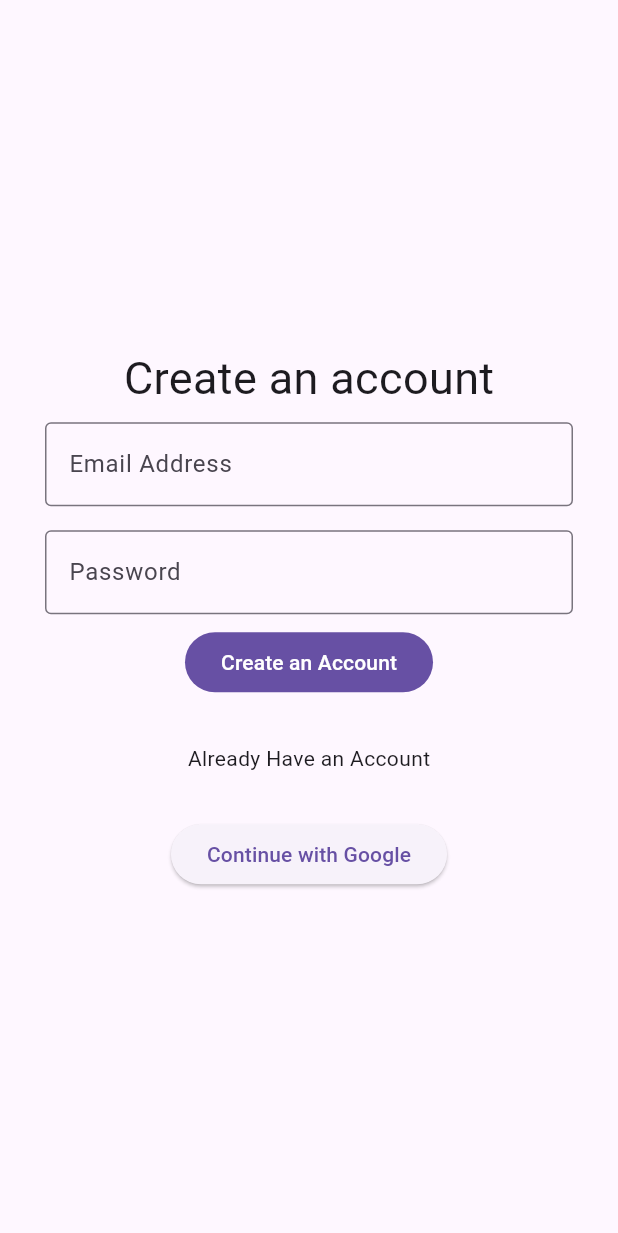
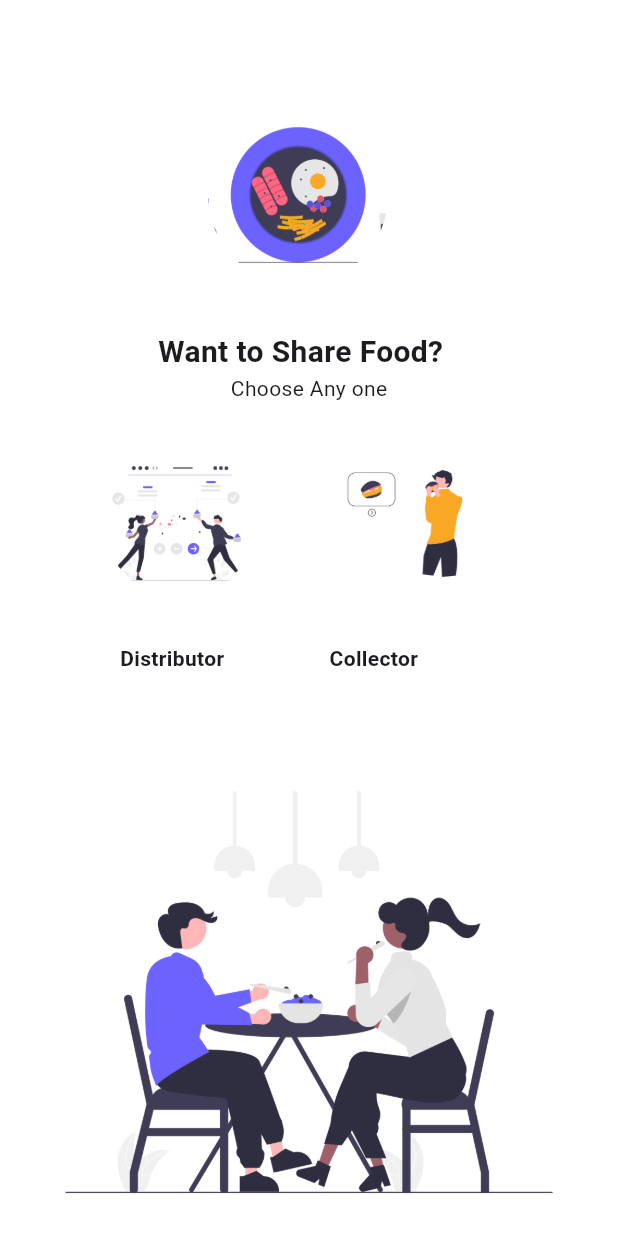
Before and after one commit to dscmsit/Hunger-Free-App, a Flutter app: the screen it shows after launch, on a phone screen of 412 x 824 dp. Shown: the top 1233 px of the screen. Run offline on Flutter 3.47's test engine with Material 2 defaults, Android fonts, the phone set to English and light mode, and no system bars; our stand-ins replace cloud_firestore, firebase_auth, firebase_core, google_sign_in, lottie; accounts and stored records are empty; Roboto replaces fonts that are missing (Poppins).

Commit message:
collector and distributor screen added

```diff
--- a/lib/main.dart
+++ b/lib/main.dart
@@ -1,6 +1,7 @@
 import 'package:firebase_auth/firebase_auth.dart';
 import 'package:firebase_core/firebase_core.dart';
 import 'package:flutter/material.dart';
+import 'package:no_hunger/screen/collector_distributor_screen.dart';
 import 'package:no_hunger/screen/onBoardingScreen.dart';
 import 'package:no_hunger/utills/route_builder.dart';
 import 'package:no_hunger/utills/route_names.dart';
@@ -25,7 +26,8 @@ class MyApp extends StatelessWidget {
     return MaterialApp(
       theme: ThemeData(useMaterial3: true),
       debugShowCheckedModeBanner: false,
-      initialRoute: RouteNames.signUpScreen,
+
+      initialRoute: RouteNames.collectorDistributorScreen,
       onGenerateRoute: RoutesBuilder.generateRoute,
     );
   }
--- /dev/null
+++ b/lib/screen/collector_distributor_screen.dart
@@ -0,0 +1,150 @@
+import 'package:flutter/material.dart';
+
+class CollectorDistributor extends StatefulWidget {
+  const CollectorDistributor({Key? key}) : super(key: key);
+
+  @override
+  State<CollectorDistributor> createState() => _CollectorDistributorState();
+}
+
+class _CollectorDistributorState extends State<CollectorDistributor> {
+  @override
+  Widget build(BuildContext context) {
+    return Scaffold(
+      backgroundColor: Colors.white,
+      body: SafeArea(
+        child: GestureDetector(
+          child: Column(
+            mainAxisSize: MainAxisSize.max,
+            children: [
+              Align(
+                alignment: AlignmentDirectional(-0.05, -0.1),
+                child: Padding(
+                  padding: EdgeInsetsDirectional.fromSTEB(0, 70, 0, 0),
+                  child: Container(
+                    width: 120,
+                    height: 120,
+                    clipBehavior: Clip.antiAlias,
+                    decoration: BoxDecoration(
+                      shape: BoxShape.circle,
+                    ),
+                    child: Image.asset(
+                      'assets/images/screen4.png',
+                      fit: BoxFit.cover,
+                    ),
+                  ),
+                ),
+              ),
+              Align(
+                alignment: AlignmentDirectional(-0.05, 0),
+                child: Padding(
+                  padding: EdgeInsetsDirectional.fromSTEB(0, 30, 0, 0),
+                  child: Text(
+                    'Want to Share Food?',
+                    style: TextStyle(
+                      fontFamily: 'Poppins',
+                      fontSize: 20,
+                      fontWeight: FontWeight.bold,
+                    ),
+                  ),
+                ),
+              ),
+              Text(
+                'Choose Any one',
+
+              ),
+              Padding(
+                padding: EdgeInsetsDirectional.fromSTEB(0, 0, 0, 30),
+                child: Row(
+                  mainAxisSize: MainAxisSize.max,
+                  children: [
+                    Align(
+                      alignment: AlignmentDirectional(0.05, 0.05),
+                      child: Padding(
+                        padding: EdgeInsetsDirectional.fromSTEB(70, 30, 0, 0),
+                        child: Container(
+                          width: 100,
+                          height: 100,
+                          clipBehavior: Clip.antiAlias,
+                          decoration: BoxDecoration(
+                            shape: BoxShape.circle,
+                          ),
+                          child: Image.asset(
+                            'assets/images/screen1.png',
+                            fit: BoxFit.cover,
+                          ),
+                        ),
+                      ),
+                    ),
+                    Align(
+                      alignment: AlignmentDirectional(0, 0),
+                      child: Padding(
+                        padding: EdgeInsetsDirectional.fromSTEB(50, 30, 0, 0),
+                        child: Container(
+                          width: 100,
+                          height: 100,
+                          clipBehavior: Clip.antiAlias,
+                          decoration: BoxDecoration(
+                            shape: BoxShape.circle,
+                          ),
+                          child: Image.asset(
+                            'assets/images/undraw_Hamburger_re_7sfy.png',
+                            fit: BoxFit.cover,
+                          ),
+                        ),
+                      ),
+                    ),
+                  ],
+                ),
+              ),
+              Row(
+                mainAxisSize: MainAxisSize.max,
+                children: [
+                  Align(
+                    alignment: AlignmentDirectional(0, 0),
+                    child: Padding(
+                      padding: EdgeInsetsDirectional.fromSTEB(80, 0, 0, 0),
+                      child: Text(
+                        'Distributor',
+                        style: TextStyle(
+                          fontWeight: FontWeight.bold
+                        ),
+
+                      ),
+                    ),
+                  ),
+                  Align(
+                    alignment: AlignmentDirectional(0.95, 0),
+                    child: Padding(
+                      padding: EdgeInsetsDirectional.fromSTEB(70, 0, 0, 0),
+                      child: Text(
+                        'Collector',
+                          style: TextStyle(
+                              fontWeight: FontWeight.bold
+                          )
+
+                      ),
+                    ),
+                  ),
+                ],
+              ),
+              Expanded(
+                child: Align(
+                  alignment: AlignmentDirectional(0, 0),
+                  child: Padding(
+                    padding: EdgeInsetsDirectional.fromSTEB(0, 50, 0, 0),
+                    child: Image.asset(
+                      'assets/images/undraw_Eating_together_re_ux62.png',
+                      width: 500,
+                      fit: BoxFit.fill,
+                    ),
+                  ),
+                ),
+              ),
+            ],
+          ),
+        ),
+      ),
+    );
+  }
+}
--- a/lib/utills/route_builder.dart
+++ b/lib/utills/route_builder.dart
@@ -2,6 +2,7 @@
 
 import 'package:flutter/material.dart';
 import 'package:no_hunger/log_in.dart';
+import 'package:no_hunger/screen/collector_distributor_screen.dart';
 import 'package:no_hunger/screen/onBoardingScreen.dart';
 import 'package:no_hunger/screen/profile_page.dart';
 import 'package:no_hunger/screen/user_selector.dart';
@@ -22,6 +23,8 @@ class RoutesBuilder {
         return MaterialPageRoute(builder: (context) =>  ProfilePage());
       case RouteNames.userSelectorScreen:
         return MaterialPageRoute(builder: (context) => const UserSelector());
+      case RouteNames.collectorDistributorScreen:
+        return MaterialPageRoute(builder: (context) => const CollectorDistributor());
       default :
         return MaterialPageRoute(builder:
         (context){
--- a/lib/utills/route_names.dart
+++ b/lib/utills/route_names.dart
@@ -8,5 +8,6 @@ class RouteNames {
   static const String signUpScreen = "Sign_Up_Screen";
   static const String feedItemScreen = "Feed_Item_Screen";
   static const String userSelectorScreen = "User_Selector_Screen";
+  static const String collectorDistributorScreen = "Collector_Distributor_Screen";
 
 }
--- a/pubspec.yaml
+++ b/pubspec.yaml
@@ -34,6 +34,7 @@ dependencies:
   google_sign_in: ^6.0.2
   http: ^0.13.5
   cloud_firestore: ^4.4.5
+
 
 dev_dependencies:
   flutter_test:
```
Also changed, not shown: assets/images/screen4.png (added), assets/images/undraw_Eating_together_re_ux62 (1).png (added), assets/images/undraw_Eating_together_re_ux62.png (added), assets/images/undraw_Hamburger_re_7sfy.png (added), pubspec.lock.
